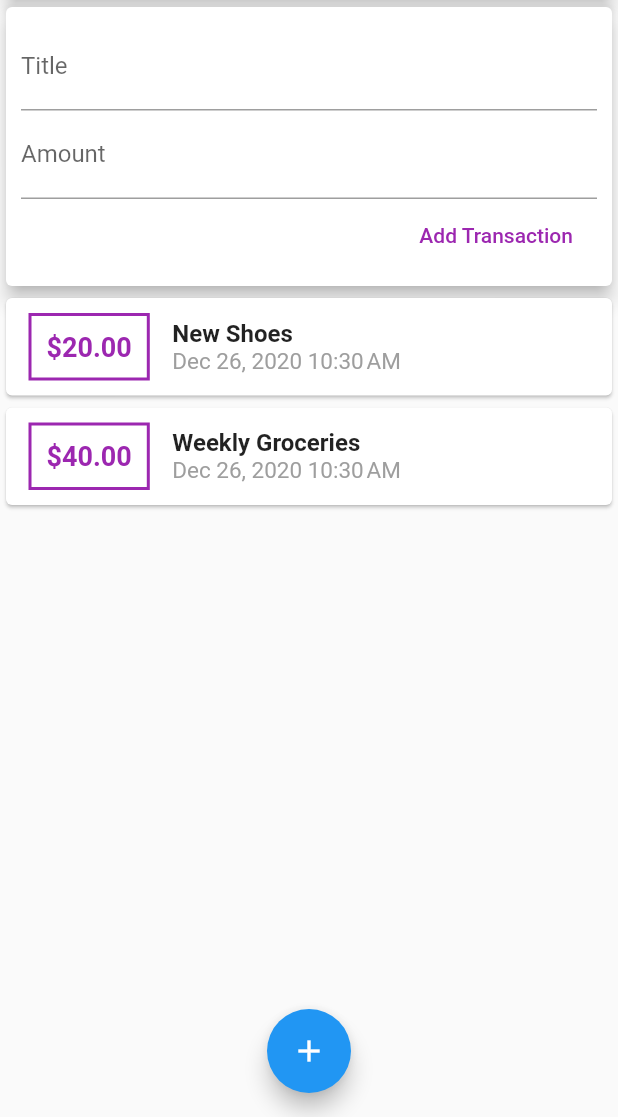
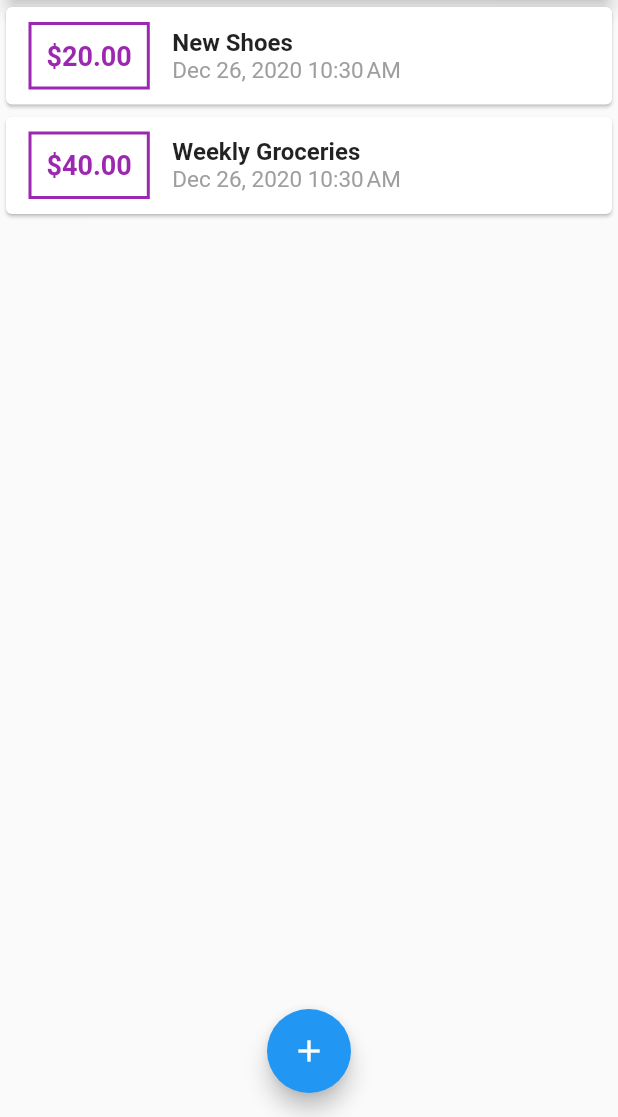
Before and after one commit to lastradev/flutter-personal-expenses-app, a Flutter app: the screen it shows after launch, on a phone screen of 412 x 824 dp, the part 119-1236 px from its top. Run offline on Flutter 3.47's test engine with Material 2 defaults, Android fonts, the phone set to English and light mode, and no system bars.

Commit message:
Add add tx button function

```diff
--- a/lib/main.dart
+++ b/lib/main.dart
@@ -1,6 +1,8 @@
 import 'package:flutter/material.dart';
 
-import './widgets/user_transactions.dart';
+import './widgets/new_transaction.dart';
+import './widgets/transaction_list.dart';
+import './models/transaction.dart';
 
 void main() => runApp(MyApp());
 
@@ -14,9 +16,48 @@ class MyApp extends StatelessWidget {
   }
 }
 
-class MyHomePage extends StatelessWidget {
-  final titleController = TextEditingController();
-  final amountController = TextEditingController();
+class MyHomePage extends StatefulWidget {
+  @override
+  _MyHomePageState createState() => _MyHomePageState();
+}
+
+class _MyHomePageState extends State<MyHomePage> {
+  final List<Transaction> _userTransactions = [
+    Transaction(
+      id: 't1',
+      title: 'New Shoes',
+      amount: 20,
+      date: DateTime.now(),
+    ),
+    Transaction(
+      id: 't2',
+      title: 'Weekly Groceries',
+      amount: 40,
+      date: DateTime.now(),
+    ),
+  ];
+
+  void _addNewTransaction(String txTitle, double txAmount) {
+    final newTx = Transaction(
+      title: txTitle,
+      amount: txAmount,
+      date: DateTime.now(),
+      id: DateTime.now().toString(),
+    );
+
+    setState(() {
+      _userTransactions.add(newTx);
+    });
+  }
+
+  void _startAddNewTransaction(BuildContext ctx) {
+    showModalBottomSheet(
+      context: ctx,
+      builder: (_) {
+        return NewTransaction(_addNewTransaction);
+      },
+    );
+  }
 
   @override
   Widget build(BuildContext context) {
@@ -28,7 +69,7 @@ class MyHomePage extends StatelessWidget {
             icon: Icon(
               Icons.add,
             ),
-            onPressed: () {},
+            onPressed: () => _startAddNewTransaction(context),
           ),
         ],
       ),
@@ -44,14 +85,14 @@ class MyHomePage extends StatelessWidget {
                 elevation: 5,
               ),
             ),
-            UserTransactions(),
+            TransactionList(_userTransactions),
           ],
         ),
       ),
       floatingActionButtonLocation: FloatingActionButtonLocation.centerFloat,
       floatingActionButton: FloatingActionButton(
         child: Icon(Icons.add),
-        onPressed: () {},
+        onPressed: () => _startAddNewTransaction(context),
       ),
     );
   }
--- a/lib/widgets/new_transaction.dart
+++ b/lib/widgets/new_transaction.dart
@@ -1,12 +1,19 @@
 import 'package:flutter/material.dart';
 import 'package:flutter/services.dart';
 
-class NewTransaction extends StatelessWidget {
+class NewTransaction extends StatefulWidget {
   final Function addTx;
-  final titleController = TextEditingController();
-  final amountController = TextEditingController();
 
   NewTransaction(this.addTx);
+
+  @override
+  _NewTransactionState createState() => _NewTransactionState();
+}
+
+class _NewTransactionState extends State<NewTransaction> {
+  final titleController = TextEditingController();
+
+  final amountController = TextEditingController();
 
   void submitData() {
     final enteredTitle = titleController.text;
@@ -14,7 +21,7 @@ class NewTransaction extends StatelessWidget {
 
     if (enteredTitle.isEmpty || enteredAmount <= 0) return;
 
-    addTx(
+    widget.addTx(
       enteredTitle,
       enteredAmount,
     );
--- a/lib/widgets/user_transactions.dart
+++ /dev/null
@@ -1,50 +0,0 @@
-import 'package:flutter/material.dart';
-
-import './new_transaction.dart';
-import './transaction_list.dart';
-import '../models/transaction.dart';
-
-class UserTransactions extends StatefulWidget {
-  @override
-  _UserTransactionsState createState() => _UserTransactionsState();
-}
-
-class _UserTransactionsState extends State<UserTransactions> {
-  final List<Transaction> _userTransactions = [
-    Transaction(
-      id: 't1',
-      title: 'New Shoes',
-      amount: 20,
-      date: DateTime.now(),
-    ),
-    Transaction(
-      id: 't2',
-      title: 'Weekly Groceries',
-      amount: 40,
-      date: DateTime.now(),
-    ),
-  ];
-
-  void _addNewTransaction(String txTitle, double txAmount) {
-    final newTx = Transaction(
-      title: txTitle,
-      amount: txAmount,
-      date: DateTime.now(),
-      id: DateTime.now().toString(),
-    );
-
-    setState(() {
-      _userTransactions.add(newTx);
-    });
-  }
-
-  @override
-  Widget build(BuildContext context) {
-    return Column(
-      children: [
-        NewTransaction(_addNewTransaction),
-        TransactionList(_userTransactions),
-      ],
-    );
-  }
-}
```
